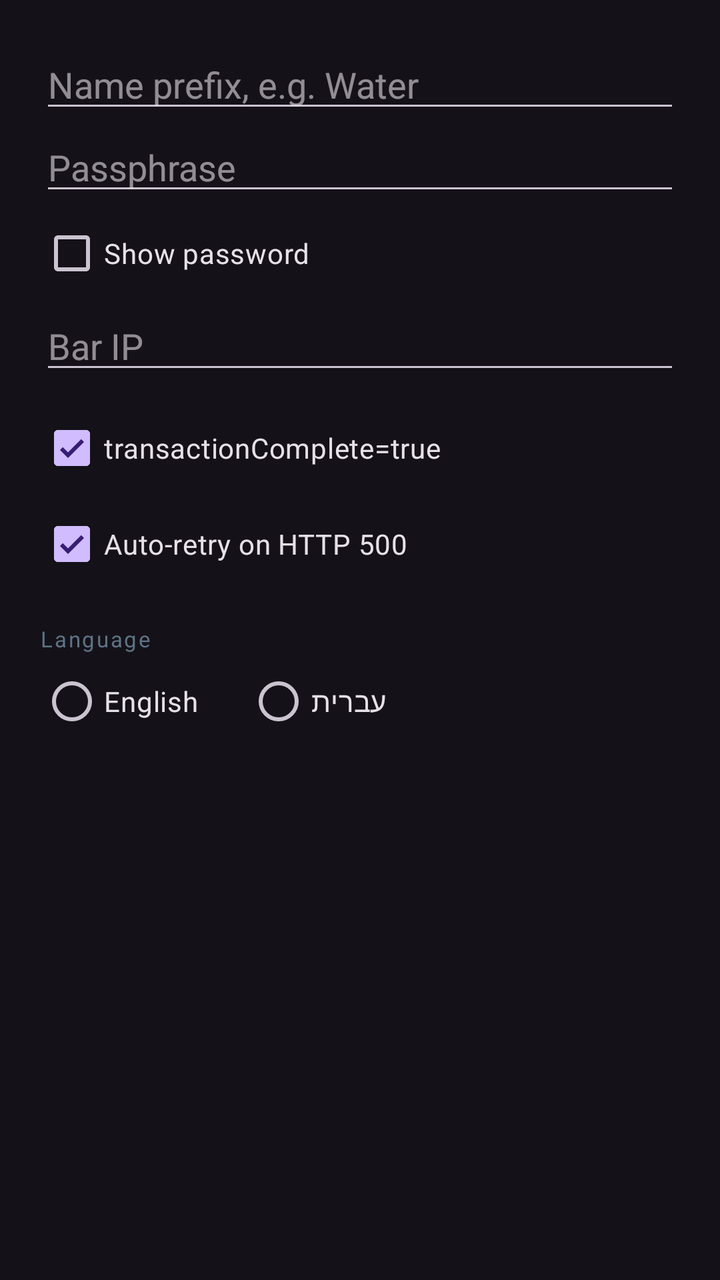
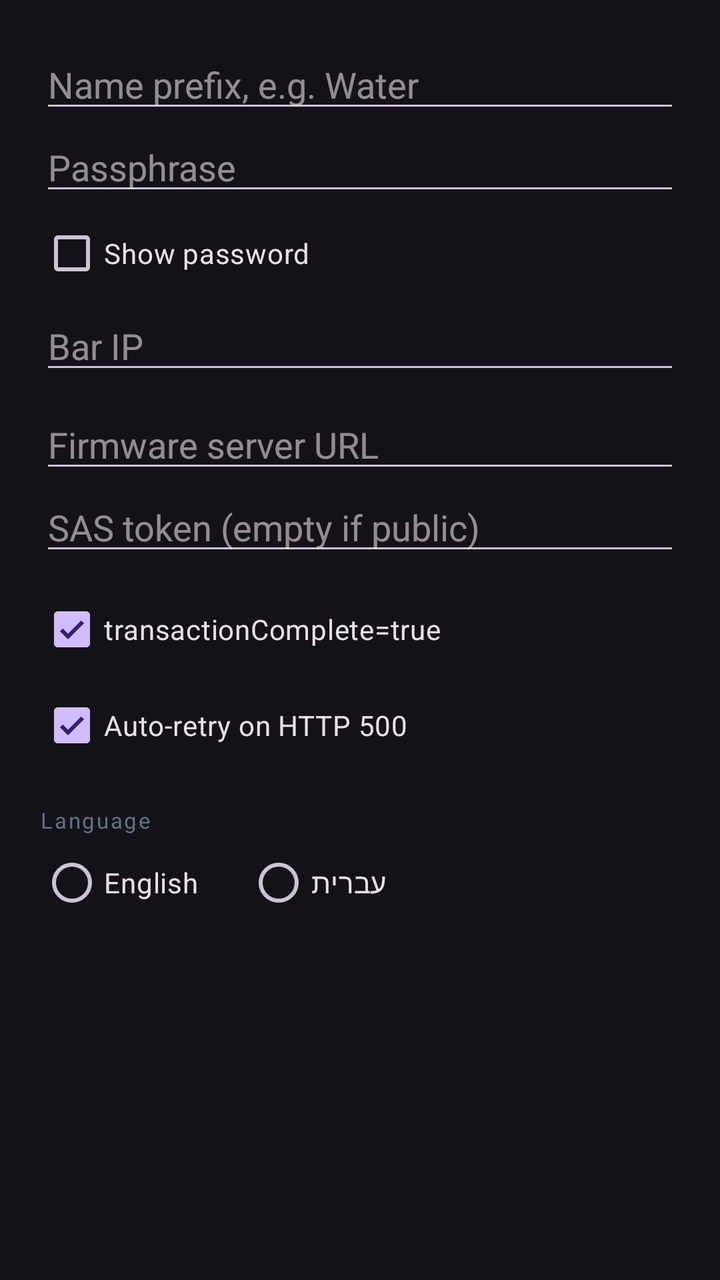

Before-and-after screenshots of an Android layout around one commit, followed by the original layout XML and the change that was made.
<!-- AndroidManifest.xml: application theme Theme.Material3.Dark.NoActionBar -->
<!-- res/layout/dialog_settings.xml -->
<?xml version="1.0" encoding="utf-8"?>
<LinearLayout xmlns:android="http://schemas.android.com/apk/res/android"
    android:layout_width="match_parent"
    android:layout_height="wrap_content"
    android:orientation="vertical"
    android:padding="20dp">

    <EditText
        android:id="@+id/ssidField"
        android:layout_width="match_parent"
        android:layout_height="wrap_content"
        android:hint="@string/hint_prefix"
        android:inputType="text"
        android:textColor="@color/text_primary" />

    <EditText
        android:id="@+id/passField"
        android:layout_width="match_parent"
        android:layout_height="wrap_content"
        android:hint="@string/hint_pass"
        android:inputType="textPassword"
        android:textColor="@color/text_primary" />

    <CheckBox
        android:id="@+id/showPass"
        android:layout_width="wrap_content"
        android:layout_height="wrap_content"
        android:text="@string/show_password" />

    <EditText
        android:id="@+id/ipField"
        android:layout_width="match_parent"
        android:layout_height="wrap_content"
        android:hint="@string/hint_ip"
        android:inputType="text"
        android:textColor="@color/text_primary" />

    <CheckBox
        android:id="@+id/tcCheck"
        android:layout_width="wrap_content"
        android:layout_height="wrap_content"
        android:layout_marginTop="8dp"
        android:checked="true"
        android:text="@string/transaction_complete" />

    <CheckBox
        android:id="@+id/retryCheck"
        android:layout_width="wrap_content"
        android:layout_height="wrap_content"
        android:checked="true"
        android:text="@string/auto_retry" />

    <TextView
        android:layout_width="wrap_content"
        android:layout_height="wrap_content"
        android:layout_marginTop="16dp"
        android:letterSpacing="0.08"
        android:text="@string/language"
        android:textColor="@color/text_muted"
        android:textSize="11sp" />

    <RadioGroup
        android:id="@+id/langGroup"
        android:layout_width="match_parent"
        android:layout_height="wrap_content"
        android:orientation="horizontal">

        <RadioButton
            android:id="@+id/langEn"
            android:layout_width="wrap_content"
            android:layout_height="wrap_content"
            android:text="@string/lang_en" />

        <RadioButton
            android:id="@+id/langIw"
            android:layout_width="wrap_content"
            android:layout_height="wrap_content"
            android:layout_marginStart="24dp"
            android:text="@string/lang_iw" />
    </RadioGroup>
</LinearLayout>
<!-- resources referenced by this layout -->
<resources>
  <color name="text_muted">#5E7386</color>
  <color name="text_primary">#E9F3F8</color>
  <string name="auto_retry">Auto-retry on HTTP 500</string>
  <string name="hint_ip">Bar IP</string>
  <string name="hint_pass">Passphrase</string>
  <string name="hint_prefix">Name prefix, e.g. Water</string>
  <string name="lang_en">English</string>
  <string name="lang_iw">עברית</string>
  <string name="language">Language</string>
  <string name="show_password">Show password</string>
  <string name="transaction_complete">transactionComplete=true</string>
</resources>

<!-- the commit's change to res/layout/dialog_settings.xml (unified diff, before → after) -->
@@ -32,6 +32,23 @@
         android:layout_width="match_parent"
         android:layout_height="wrap_content"
         android:hint="@string/hint_ip"
+        android:inputType="text"
+        android:textColor="@color/text_primary" />
+
+    <EditText
+        android:id="@+id/fwUrlField"
+        android:layout_width="match_parent"
+        android:layout_height="wrap_content"
+        android:layout_marginTop="8dp"
+        android:hint="@string/hint_fw_url"
+        android:inputType="textUri"
+        android:textColor="@color/text_primary" />
+
+    <EditText
+        android:id="@+id/fwSasField"
+        android:layout_width="match_parent"
+        android:layout_height="wrap_content"
+        android:hint="@string/hint_fw_sas"
         android:inputType="text"
         android:textColor="@color/text_primary" />
 
<!-- resource entries referenced after the edit -->
@@ -3,6 +3,8 @@
   <color name="text_muted">#5E7386</color>
   <color name="text_primary">#E9F3F8</color>
   <string name="auto_retry">Auto-retry on HTTP 500</string>
+  <string name="hint_fw_sas">SAS token (empty if public)</string>
+  <string name="hint_fw_url">Firmware server URL</string>
   <string name="hint_ip">Bar IP</string>
   <string name="hint_pass">Passphrase</string>
   <string name="hint_prefix">Name prefix, e.g. Water</string>
